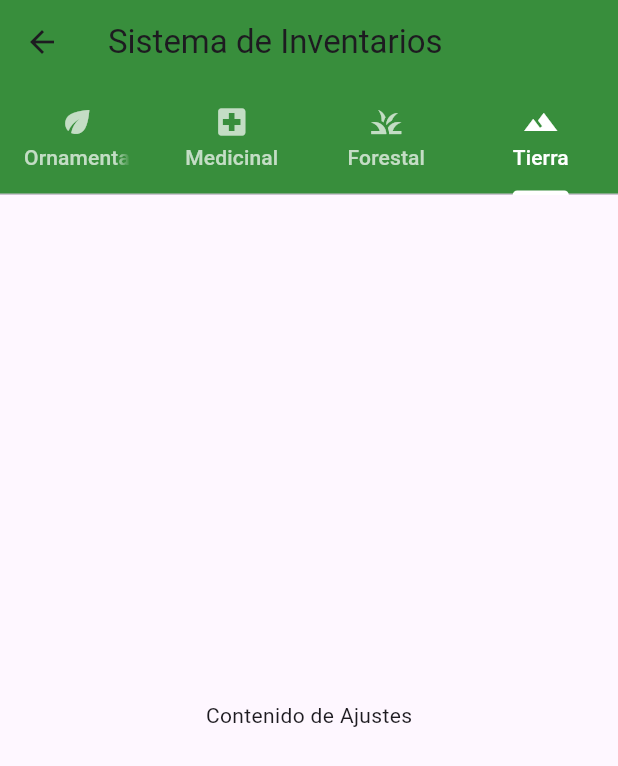
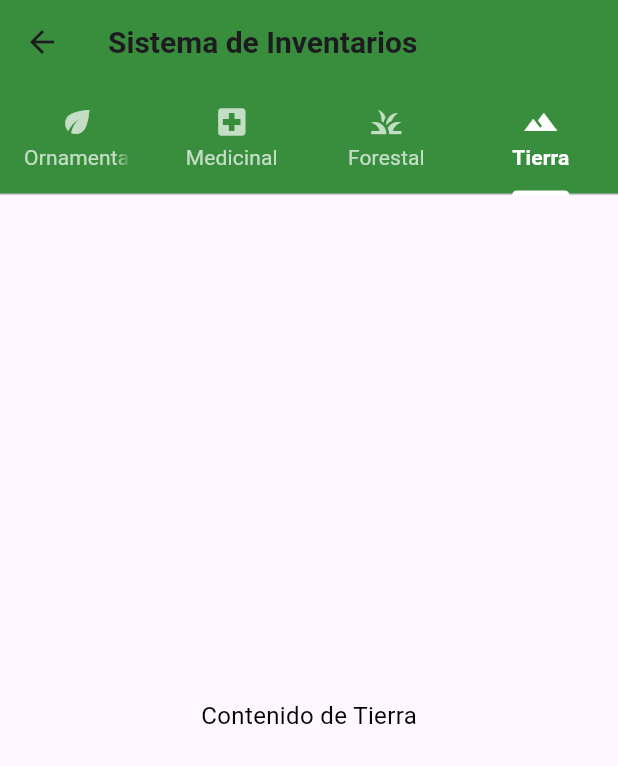
Before and after one commit to Steven-LG09/Indi, a Flutter app: the TabScreen screen opened directly, tab 4 chosen, on a phone screen of 412 x 824 dp. Shown: the top 766 px of the screen. Run offline on Flutter 3.47's test engine with Material 3 defaults, Android fonts, the light colour scheme and no system bars; Roboto replaces fonts that are missing (TimesNewRoman).

Commit message:
IndiCommit5

```diff
--- a/Frontend/lib/styles/styles.dart
+++ b/Frontend/lib/styles/styles.dart
@@ -4,24 +4,27 @@ class AppStyles {
   // Color principal
   static const Color primaryColor = Color(0xFF388E3C);
 
+  // Fuente base
+  static const String fontFamily = 'TimesNewRoman';
+
   // Texto "INDI"
   static const TextStyle title = TextStyle(
     fontSize: 50,
     fontWeight: FontWeight.bold,
-    fontFamily: 'TimesNewRoman',
+    fontFamily: fontFamily,
   );
 
   // Estilo del texto de entrada
   static const TextStyle inputText = TextStyle(
     color: Colors.black,
-    fontFamily: 'TimesNewRoman',
+    fontFamily: fontFamily,
     fontSize: 16,
   );
 
   // Estilo del label (dentro del input)
   static const TextStyle labelText = TextStyle(
     color: primaryColor,
-    fontFamily: 'TimesNewRoman',
+    fontFamily: fontFamily,
     fontSize: 16,
   );
 
@@ -53,10 +56,40 @@ class AppStyles {
     padding: const EdgeInsets.symmetric(vertical: 16),
     shape: RoundedRectangleBorder(borderRadius: BorderRadius.circular(12)),
     textStyle: const TextStyle(
-      fontFamily: 'TimesNewRoman',
+      fontFamily: fontFamily,
       fontSize: 18,
       fontWeight: FontWeight.bold,
     ),
     foregroundColor: Colors.white,
   );
+
+  // Estilo de título para AppBar
+  static const TextStyle appBarTitle = TextStyle(
+    fontFamily: fontFamily,
+    fontSize: 20,
+    fontWeight: FontWeight.bold,
+  );
+
+  // Estilo para pestañas seleccionadas
+  static const TextStyle tabSelected = TextStyle(
+    fontFamily: fontFamily,
+    fontSize: 14,
+    fontWeight: FontWeight.bold,
+  );
+
+  // Estilo para pestañas no seleccionadas
+  static const TextStyle tabUnselected = TextStyle(
+    fontFamily: fontFamily,
+    fontSize: 14,
+    fontWeight: FontWeight.normal,
+  );
+
+  // Estilo para contenido dentro de TabBarView
+  static const TextStyle tabContentText = TextStyle(
+    fontFamily: fontFamily,
+    fontSize: 16,
+    color: Colors.black,
+  );
+
+
 }
--- a/Frontend/lib/tabmain.dart
+++ b/Frontend/lib/tabmain.dart
@@ -8,15 +8,22 @@ class TabScreen extends StatelessWidget {
   @override
   Widget build(BuildContext context) {
     return DefaultTabController(
-      length: 4, // Número de pestañas
+      length: 4,
       child: Scaffold(
         appBar: AppBar(
-          title: const Text('Sistema de Inventarios'),
+          title: const Text(
+            'Sistema de Inventarios',
+            style: AppStyles.appBarTitle, // 👈 Usa el estilo del AppBar
+          ),
           backgroundColor: AppStyles.primaryColor,
           bottom: const TabBar(
-            labelColor: Colors.white, // Color del texto seleccionado
-            unselectedLabelColor: Colors.white70, // Color del texto no seleccionado
-            indicatorColor: Colors.white, // Línea bajo la pestaña activa
+            labelColor: Colors.white,
+            unselectedLabelColor: Colors.white70,
+            indicatorColor: Colors.white,
+            labelStyle:
+                AppStyles.tabSelected, // 👈 Usa estilo para pestaña activa
+            unselectedLabelStyle:
+                AppStyles.tabUnselected, // 👈 Pestaña inactiva
             tabs: [
               Tab(icon: Icon(Icons.eco), text: 'Ornamental'),
               Tab(icon: Icon(Icons.local_hospital), text: 'Medicinal'),
@@ -28,8 +35,24 @@ class TabScreen extends StatelessWidget {
         body: const TabBarView(
           children: [
             OrnamentalScreen(),
-            Center(child: Text('Contenido de Perfil')),
-            Center(child: Text('Contenido de Ajustes')),
+            Center(
+              child: Text(
+                'Contenido de Perfil',
+                style: AppStyles.tabContentText,
+              ),
+            ),
+            Center(
+              child: Text(
+                'Contenido de Ajustes',
+                style: AppStyles.tabContentText,
+              ),
+            ),
+            Center(
+              child: Text(
+                'Contenido de Tierra',
+                style: AppStyles.tabContentText,
+              ),
+            ),
           ],
         ),
       ),
--- a/Frontend/pubspec.yaml
+++ b/Frontend/pubspec.yaml
@@ -16,5 +16,11 @@ dev_dependencies:
     sdk: flutter
   flutter_lints: ^5.0.0
 
+fonts:
+  - family: TimesNewRoman
+    fonts:
+      - asset: assets/fonts/times_new_roman.ttf
+
+
 flutter: ##dentro de esta sección puedes incluir imágenes, fuentes, etc.
   uses-material-design: true ##activa íconos y estilos de Material Design.
```
Also changed, not shown: Frontend/lib/tabs/ornamental.dart (+97 -2 lines).
